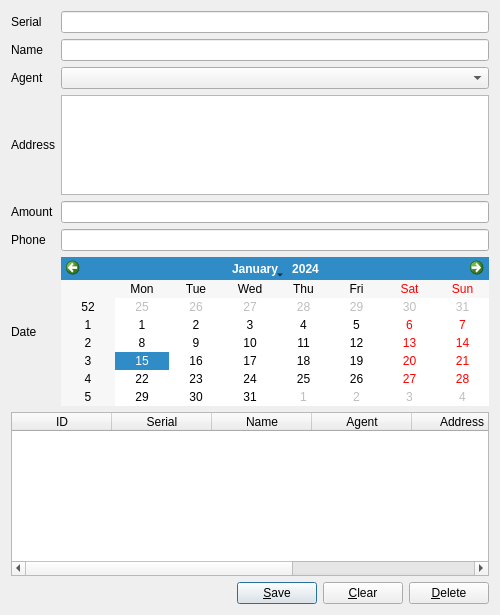
This is forms/EditDebtorDialog.ui in alanhaggai/Daily-Collection as Qt 5 draws it before an edit. The edited form follows.
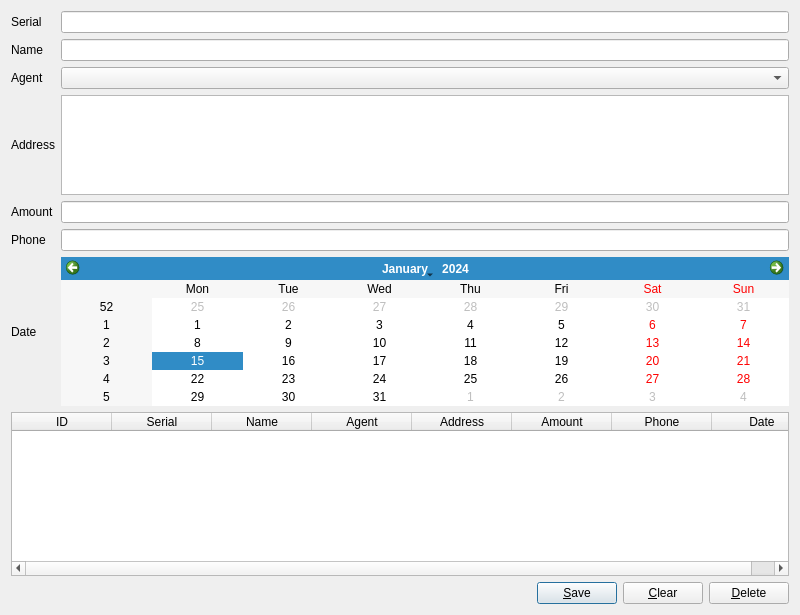
This is the edited form. Icons and pictures are not drawn.

```diff
--- a/forms/EditDebtorDialog.ui
+++ b/forms/EditDebtorDialog.ui
@@ -6,13 +6,13 @@
    <rect>
     <x>0</x>
     <y>0</y>
-    <width>500</width>
+    <width>800</width>
     <height>615</height>
    </rect>
   </property>
   <property name="minimumSize">
    <size>
-    <width>500</width>
+    <width>800</width>
     <height>615</height>
    </size>
   </property>
```
